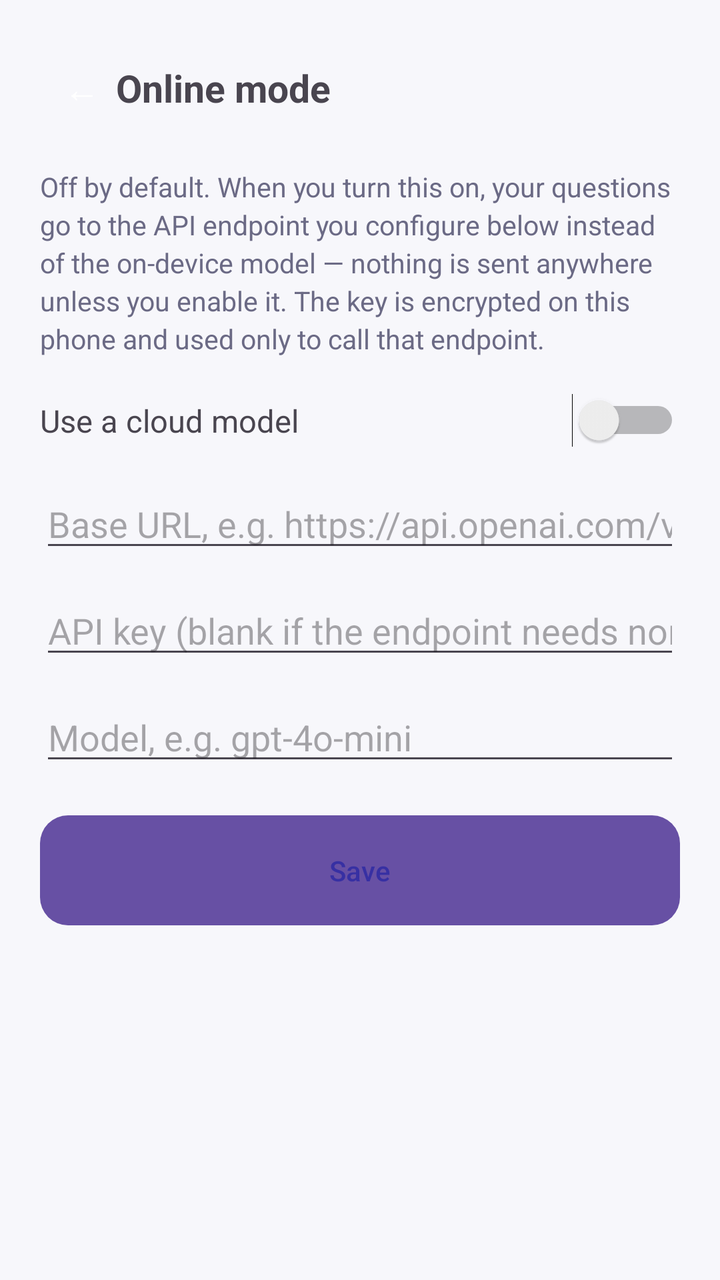
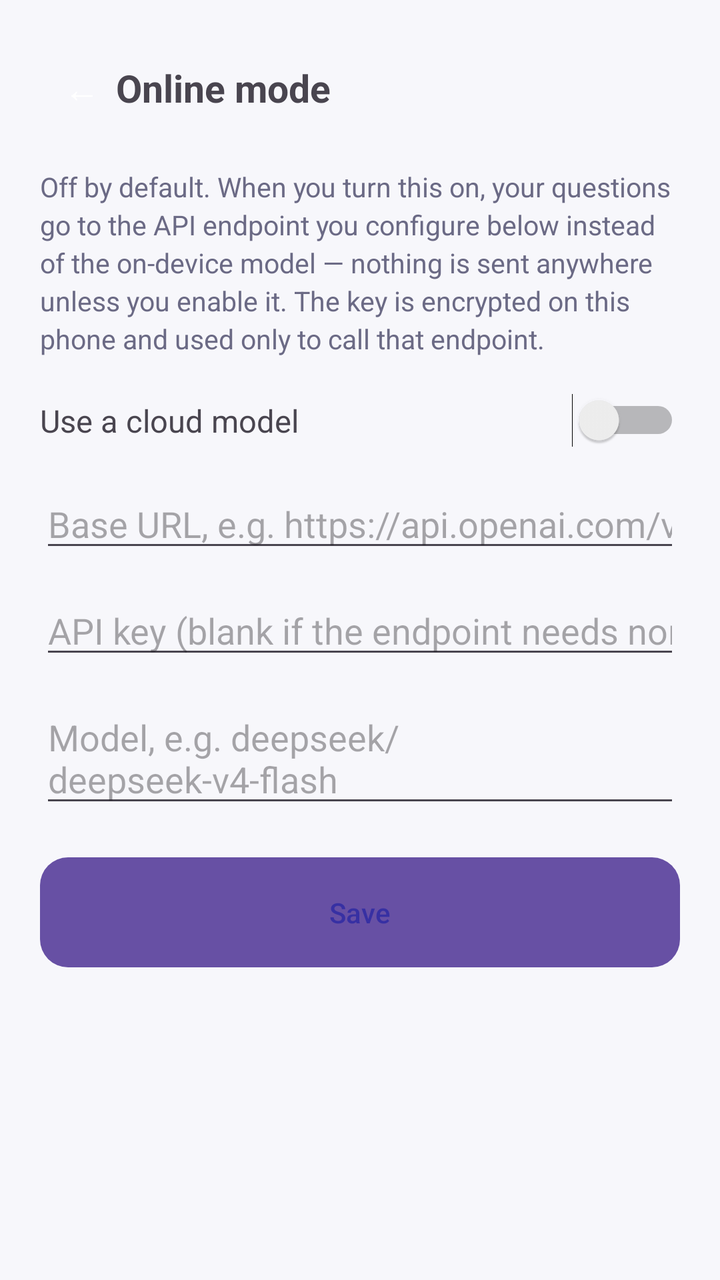

Compare the two renders of this Android layout. The source of the first and the diff that turns it into the second are given below.
<!-- AndroidManifest.xml: application theme Theme.Material3.DayNight.NoActionBar -->
<!-- res/layout/activity_settings.xml -->
<?xml version="1.0" encoding="utf-8"?>
<ScrollView xmlns:android="http://schemas.android.com/apk/res/android"
    android:layout_width="match_parent"
    android:layout_height="match_parent"
    android:background="@color/screen_bg"
    android:fillViewport="true">

    <LinearLayout
        android:layout_width="match_parent"
        android:layout_height="wrap_content"
        android:orientation="vertical"
        android:padding="20dp">

        <LinearLayout
            android:layout_width="match_parent"
            android:layout_height="wrap_content"
            android:orientation="horizontal"
            android:gravity="center_vertical"
            android:paddingBottom="16dp">

            <Button
                android:id="@+id/btnBack"
                style="?android:attr/borderlessButtonStyle"
                android:layout_width="wrap_content"
                android:layout_height="wrap_content"
                android:minWidth="0dp"
                android:paddingEnd="8dp"
                android:textSize="18sp"
                android:contentDescription="Back"
                android:text="←" />

            <TextView
                android:layout_width="wrap_content"
                android:layout_height="wrap_content"
                android:text="Online mode"
                android:textSize="19sp"
                android:textStyle="bold" />
        </LinearLayout>

        <TextView
            android:layout_width="match_parent"
            android:layout_height="wrap_content"
            android:text="Off by default. When you turn this on, your questions go to the API endpoint you configure below instead of the on-device model — nothing is sent anywhere unless you enable it. The key is encrypted on this phone and used only to call that endpoint."
            android:textSize="13.5sp"
            android:textColor="@color/status_text"
            android:lineSpacingExtra="3dp"
            android:paddingBottom="18dp" />

        <LinearLayout
            android:layout_width="match_parent"
            android:layout_height="wrap_content"
            android:orientation="horizontal"
            android:gravity="center_vertical"
            android:paddingBottom="16dp">

            <TextView
                android:layout_width="0dp"
                android:layout_height="wrap_content"
                android:layout_weight="1"
                android:text="Use a cloud model"
                android:textSize="15.5sp" />

            <Switch
                android:id="@+id/switchOnline"
                android:layout_width="wrap_content"
                android:layout_height="wrap_content" />
        </LinearLayout>

        <EditText
            android:id="@+id/inputBaseUrl"
            android:layout_width="match_parent"
            android:layout_height="wrap_content"
            android:hint="Base URL, e.g. https://api.openai.com/v1"
            android:inputType="textUri"
            android:autofillHints="url"
            android:maxLines="1"
            android:layout_marginBottom="12dp" />

        <EditText
            android:id="@+id/inputApiKey"
            android:layout_width="match_parent"
            android:layout_height="wrap_content"
            android:hint="API key (blank if the endpoint needs none)"
            android:inputType="textPassword"
            android:maxLines="1"
            android:layout_marginBottom="12dp" />

        <EditText
            android:id="@+id/inputModel"
            android:layout_width="match_parent"
            android:layout_height="wrap_content"
            android:hint="Model, e.g. gpt-4o-mini"
            android:maxLines="1"
            android:layout_marginBottom="20dp" />

        <Button
            android:id="@+id/btnSave"
            android:layout_width="match_parent"
            android:layout_height="wrap_content"
            android:background="@drawable/bg_banner"
            android:textColor="@color/banner_text"
            android:paddingTop="14dp"
            android:paddingBottom="14dp"
            android:text="Save" />
    </LinearLayout>
</ScrollView>
<!-- resources referenced by this layout -->
<resources>
  <color name="banner_text">#3730A3</color>
  <color name="screen_bg">#F7F7FB</color>
  <color name="status_text">#6B6A85</color>
  <!-- drawable bg_banner (drawable) -->
  <?xml version="1.0" encoding="utf-8"?>
  <shape xmlns:android="http://schemas.android.com/apk/res/android">
      <solid android:color="@color/banner_bg" />
      <corners android:radius="14dp" />
  </shape>
  <color name="banner_bg">#EEF0FF</color>
</resources>

<!-- the commit's change to res/layout/activity_settings.xml (unified diff, before → after) -->
@@ -85,11 +85,13 @@
             android:maxLines="1"
             android:layout_marginBottom="12dp" />
 
-        <EditText
+        
+        <AutoCompleteTextView
             android:id="@+id/inputModel"
             android:layout_width="match_parent"
             android:layout_height="wrap_content"
-            android:hint="Model, e.g. gpt-4o-mini"
+            android:hint="Model, e.g. deepseek/deepseek-v4-flash"
+            android:completionThreshold="0"
             android:maxLines="1"
             android:layout_marginBottom="20dp" />
 
